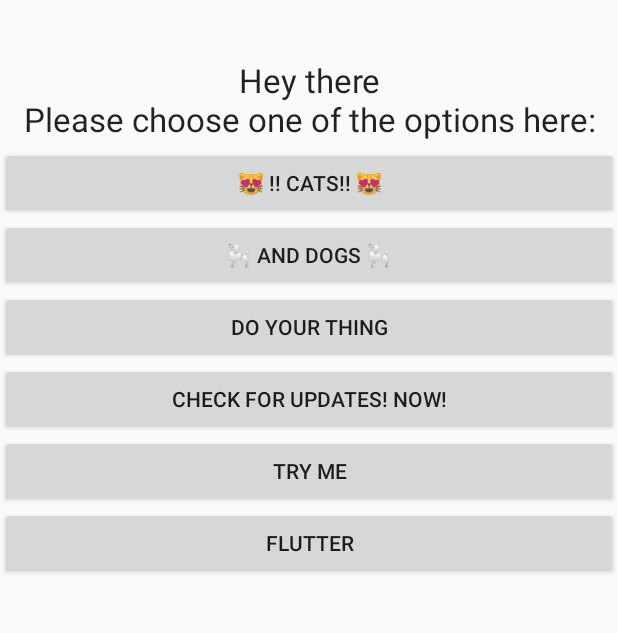
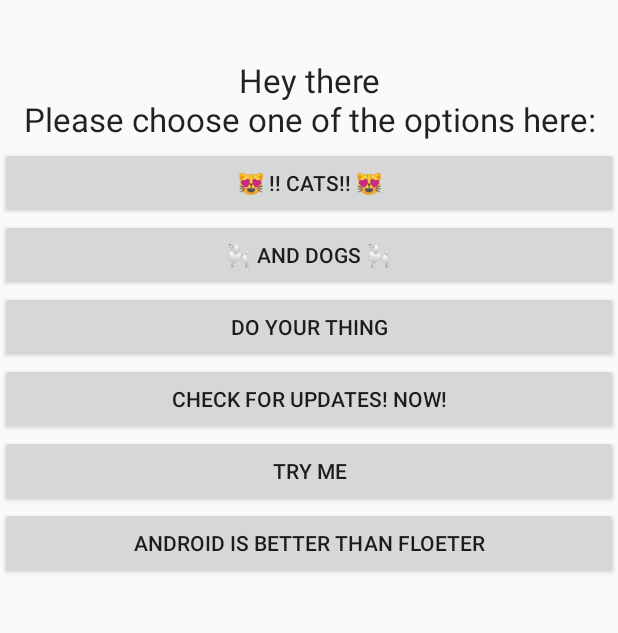
Before and after one commit to gdg-berlin-android/ZeThree, an Android app built with Jetpack Compose: the screen it shows after launch (MainActivity), after a tap on "FLUTTER", on a phone screen of 412 x 824 dp, the part 56-689 px from its top. Run offline under Robolectric (Android 15) with nearby library versions, the phone set to English and light mode, and no system bars; libraries missing offline, so code that uses them is left out: com.dtx12.android_animations_actions; 2 statements that could not run were skipped.

Commit message:
android better than flutter

```diff
--- a/app/src/main/java/berlindroid/zethree/MainActivity.kt
+++ b/app/src/main/java/berlindroid/zethree/MainActivity.kt
@@ -138,6 +138,10 @@ class MainActivity : Activity() {
         }
     }
 
+    fun onFlutterClicked(view: View?) {
+        findViewById<Button>(R.id.flutter_button).text = "Android is better than Floeter"
+    }
+
     fun tryMeFun(view: View?) {
         Toast.makeText(
             this,
--- a/app/src/main/res/layout/main_activity.xml
+++ b/app/src/main/res/layout/main_activity.xml
@@ -91,6 +91,6 @@
         android:id="@+id/flutter_button"
         android:layout_width="match_parent"
         android:layout_height="wrap_content"
-        android:onClick="tryMeFun"
+        android:onClick="onFlutterClicked"
         android:text="Flutter" />
 </androidx.constraintlayout.widget.ConstraintLayout>
```
